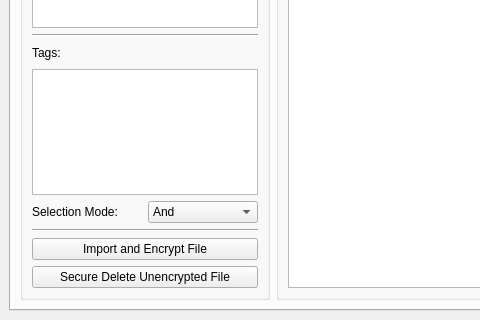
First picture: the form in mainwindow.ui, repository therealMaPMaKeR/MMDiary, before the edit; both pictures show x 0 to 480 and y 220 to 540 of the 960 by 540 pixel window.
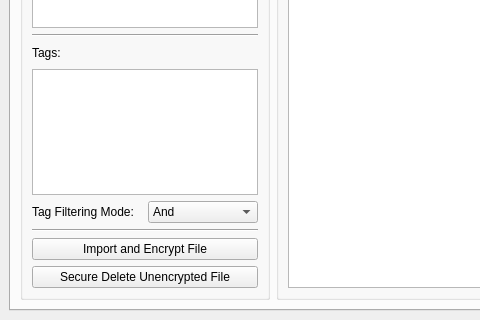
Second picture: the form after the edit. The open tabs and pages were chosen to show the change. Custom widgets are drawn as their Qt base class.

Commit message: tag filtering mode added

What changed in the file:
```diff
--- a/mainwindow.ui
+++ b/mainwindow.ui
@@ -772,7 +772,7 @@
              <item>
               <widget class="QLabel" name="label_30">
                <property name="text">
-                <string>Selection Mode:</string>
+                <string>Tag Filtering Mode:</string>
                </property>
               </widget>
              </item>
```
Left out of the diff: 6 changed lines with no effect on the pictures. The commit also changes 7 other files.
